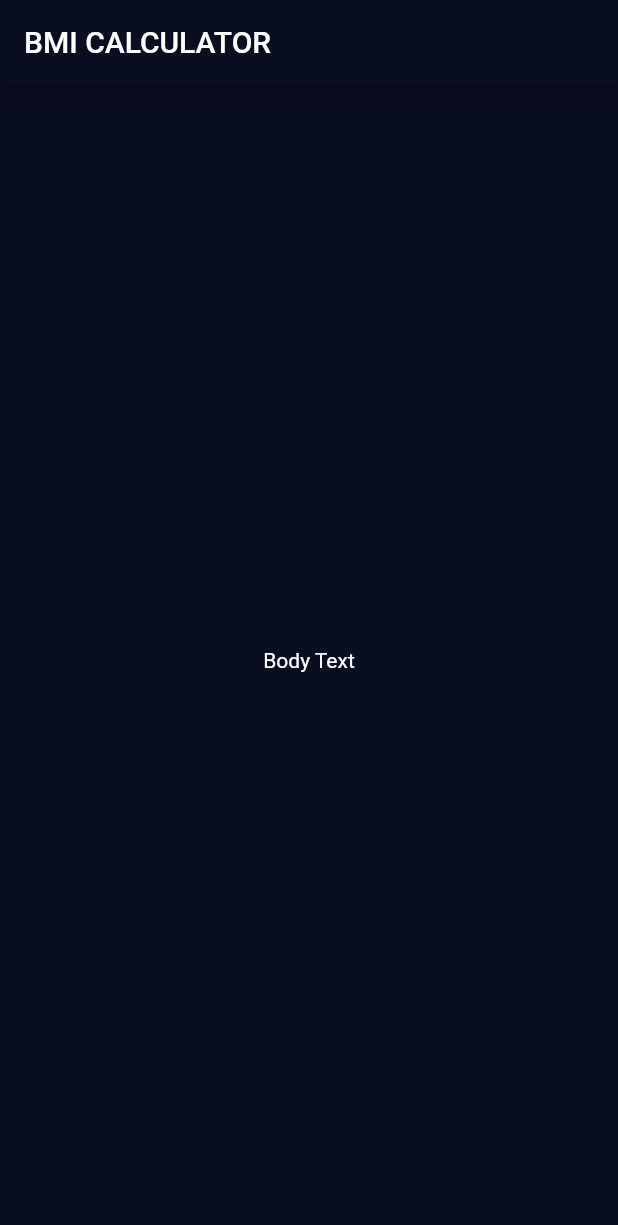
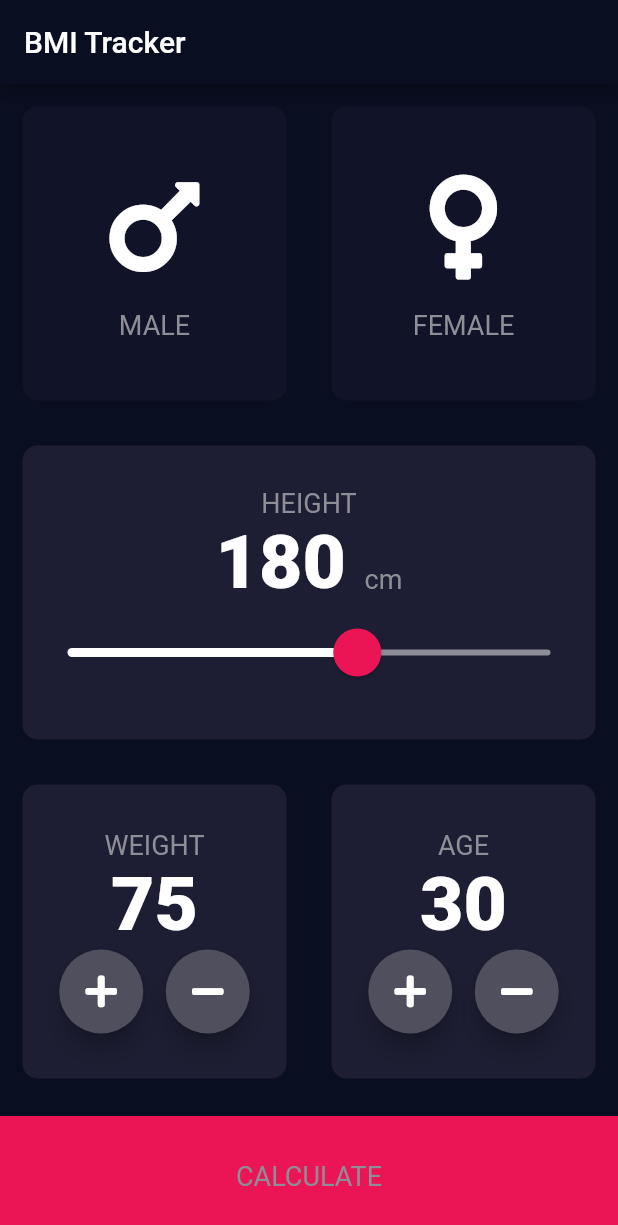
Before and after one commit to jvalentik/bmi-calculator-flutter, a Flutter app: the screen it shows after launch, on a phone screen of 412 x 824 dp. Shown: the top 1225 px of the screen. Run offline on Flutter 3.47's test engine with Material 2 defaults, Android fonts, the phone set to English and light mode, and no system bars; our stand-ins replace font_awesome_flutter.

Commit message:
feat(ui): add layout and ui

```diff
--- /dev/null
+++ b/lib/constants.dart
@@ -0,0 +1,36 @@
+import 'package:flutter/material.dart';
+
+const kActiveTileColor = Color(0xFF1D1E33);
+const kInactiveTileColor = Color(0xFF111328);
+const kBottomContainerColor = Color(0xFFEB1555);
+const kInactiveTrackColor = Color(0xFF8D8E98);
+const kThumbColor = Color(0xFFEB1555);
+const kOverlayColor = Color(0x29EB1555);
+const kPrimaryColor = Color(0xFF0A0E21);
+const kFabBackgroundColor = Color(0xFF4F4F5E);
+const kScaffoldBackgroundColor = Color(0xFF0A0E21);
+const kIconSize = 80.0;
+const kDividerHeight = 15.0;
+const kBottomContainerHeight = 80.0;
+const kTileBorderRadius = 10.0;
+const kTileMargin = 15.0;
+const kBottomContainerMargin = 10.0;
+const kEnabledThumbRadius = 16.0;
+const kOverlayRadius = 30.0;
+const kMinHeight = 120.0;
+const kMaxHeight = 220.0;
+const kInitialHeight = 180;
+const kInitialWeight = 75;
+const kInitialAge = 30;
+const kFabElevation = 6.0;
+const kFabSize = 56.0;
+
+const kLabelTextStyle = TextStyle(
+  fontSize: 18.0,
+  color: Color(0xFF8D8E98),
+);
+
+const kNumberTextStyle = TextStyle(
+  fontSize: 50.0,
+  fontWeight: FontWeight.w900,
+);
--- a/lib/input_page.dart
+++ /dev/null
@@ -1,20 +0,0 @@
-import 'package:flutter/material.dart';
-
-class InputPage extends StatefulWidget {
-  @override
-  _InputPageState createState() => _InputPageState();
-}
-
-class _InputPageState extends State<InputPage> {
-  @override
-  Widget build(BuildContext context) {
-    return Scaffold(
-      appBar: AppBar(
-        title: Text('BMI CALCULATOR'),
-      ),
-      body: Center(
-        child: Text('Body Text'),
-      ),
-    );
-  }
-}
--- a/lib/main.dart
+++ b/lib/main.dart
@@ -1,6 +1,7 @@
 import 'package:flutter/material.dart';
 
-import 'input_page.dart';
+import 'constants.dart';
+import 'routes/routes.dart';
 
 void main() => runApp(BMICalculator());
 
@@ -8,11 +9,25 @@ class BMICalculator extends StatelessWidget {
   @override
   Widget build(BuildContext context) {
     return MaterialApp(
+      title: 'BMI Calculator',
+      initialRoute: '/',
+      routes: appRoutes,
       theme: ThemeData.dark().copyWith(
-        primaryColor: Color(0xff0a0e21),
-        scaffoldBackgroundColor: Color(0xff0a0e21),
+        primaryColor: kPrimaryColor,
+        scaffoldBackgroundColor: kScaffoldBackgroundColor,
+        sliderTheme: SliderTheme.of(context).copyWith(
+          activeTrackColor: Colors.white,
+          inactiveTrackColor: kInactiveTrackColor,
+          thumbColor: kThumbColor,
+          overlayColor: kOverlayColor,
+          thumbShape: RoundSliderThumbShape(
+            enabledThumbRadius: kEnabledThumbRadius,
+          ),
+          overlayShape: RoundSliderOverlayShape(
+            overlayRadius: kOverlayRadius,
+          ),
+        ),
       ),
-      home: InputPage(),
     );
   }
 }
--- /dev/null
+++ b/lib/routes/input_route.dart
@@ -0,0 +1,224 @@
+import 'package:flutter/material.dart';
+import 'package:font_awesome_flutter/font_awesome_flutter.dart';
+
+import '../constants.dart';
+import '../widgets/widgets.dart';
+
+enum Gender {
+  MALE,
+  FEMALE,
+}
+
+class InputRoute extends StatefulWidget {
+  @override
+  _InputRouteState createState() => _InputRouteState();
+}
+
+class _InputRouteState extends State<InputRoute> {
+  Gender _selectedGender;
+  int _height = kInitialHeight;
+  int _weight = kInitialWeight;
+  int _age = kInitialAge;
+
+  @override
+  Widget build(BuildContext context) {
+    return Scaffold(
+      appBar: AppBar(
+        title: Text('BMI Tracker'),
+      ),
+      body: Column(
+        children: <Widget>[
+          Expanded(
+            child: Row(
+              children: <Widget>[
+                Expanded(
+                  child: BaseTile(
+                    onTap: () {
+                      setState(() {
+                        _selectedGender = Gender.MALE;
+                      });
+                    },
+                    color: _selectedGender == Gender.MALE
+                        ? kActiveTileColor
+                        : kInactiveTileColor,
+                    child: TileContent(
+                      data: FontAwesomeIcons.mars,
+                      label: 'MALE',
+                    ),
+                  ),
+                ),
+                Expanded(
+                  child: BaseTile(
+                      onTap: () {
+                        setState(() {
+                          _selectedGender = Gender.FEMALE;
+                        });
+                      },
+                      color: _selectedGender == Gender.FEMALE
+                          ? kActiveTileColor
+                          : kInactiveTileColor,
+                      child: TileContent(
+                        data: FontAwesomeIcons.venus,
+                        label: 'FEMALE',
+                      )),
+                ),
+              ],
+            ),
+          ),
+          Expanded(
+            child: BaseTile(
+              color: kActiveTileColor,
+              child: Column(
+                mainAxisAlignment: MainAxisAlignment.center,
+                children: <Widget>[
+                  Text(
+                    'HEIGHT',
+                    style: kLabelTextStyle,
+                  ),
+                  Row(
+                    mainAxisAlignment: MainAxisAlignment.center,
+                    crossAxisAlignment: CrossAxisAlignment.baseline,
+                    textBaseline: TextBaseline.alphabetic,
+                    children: <Widget>[
+                      Text(
+                        '${_height.toString()} ',
+                        style: kNumberTextStyle,
+                      ),
+                      Text(
+                        'cm',
+                        style: kLabelTextStyle,
+                      ),
+                    ],
+                  ),
+                  Slider(
+                    value: _height.toDouble(),
+                    min: kMinHeight,
+                    max: kMaxHeight,
+                    onChanged: (double newValue) {
+                      setState(() {
+                        _height = newValue.round();
+                      });
+                    },
+                  ),
+                ],
+              ),
+            ),
+          ),
+          Expanded(
+            child: Row(
+              children: <Widget>[
+                Expanded(
+                  child: BaseTile(
+                    color: kActiveTileColor,
+                    child: Column(
+                      mainAxisAlignment: MainAxisAlignment.center,
+                      children: <Widget>[
+                        Text(
+                          'WEIGHT',
+                          style: kLabelTextStyle,
+                        ),
+                        Text(
+                          _weight.toString(),
+                          style: kNumberTextStyle,
+                        ),
+                        Row(
+                          mainAxisAlignment: MainAxisAlignment.center,
+                          children: <Widget>[
+                            RoundIconButton(
+                              icon: FontAwesomeIcons.plus,
+                              onPressed: () {
+                                setState(() {
+                                  _weight++;
+                                });
+                              },
+                            ),
+                            SizedBox(
+                              width: kDividerHeight,
+                            ),
+                            RoundIconButton(
+                              icon: FontAwesomeIcons.minus,
+                              onPressed: () {
+                                setState(() {
+                                  if (_weight > 0) {
+                                    _weight--;
+                                  }
+                                });
+                              },
+                            ),
+                          ],
+                        )
+                      ],
+                    ),
+                  ),
+                ),
+                Expanded(
+                  child: BaseTile(
+                    color: kActiveTileColor,
+                    child: Column(
+                      mainAxisAlignment: MainAxisAlignment.center,
+                      children: <Widget>[
+                        Text(
+                          'AGE',
+                          style: kLabelTextStyle,
+                        ),
+                        Text(
+                          _age.toString(),
+                          style: kNumberTextStyle,
+                        ),
+                        Row(
+                          mainAxisAlignment: MainAxisAlignment.center,
+                          children: <Widget>[
+                            RoundIconButton(
+                              icon: FontAwesomeIcons.plus,
+                              onPressed: () {
+                                setState(() {
+                                  _age++;
+                                });
+                              },
+                            ),
+                            SizedBox(
+                              width: kDividerHeight,
+                            ),
+                            RoundIconButton(
+                              icon: FontAwesomeIcons.minus,
+                              onPressed: () {
+                                setState(() {
+                                  if (_age > 0) {
+                                    _age--;
+                                  }
+                                });
+                              },
+                            ),
+                          ],
+                        )
+                      ],
+                    ),
+                  ),
+                ),
+              ],
+            ),
+          ),
+          GestureDetector(
+            onTap: () {
+              Navigator.pushNamed(
+                context,
+                '/result',
+              );
+            },
+            child: Container(
+              alignment: Alignment.center,
+              child: Text(
+                'CALCULATE',
+                style: kLabelTextStyle,
+              ),
+              color: kBottomContainerColor,
+              margin: EdgeInsets.only(top: kBottomContainerMargin),
+              width: double.infinity,
+              height: kBottomContainerHeight,
+            ),
+          ),
+        ],
+      ),
+    );
+  }
+}
--- /dev/null
+++ b/lib/routes/result_route.dart
@@ -0,0 +1,18 @@
+import 'package:flutter/material.dart';
+
+class ResultRoute extends StatelessWidget {
+  @override
+  Widget build(BuildContext context) {
+    return Scaffold(
+      appBar: AppBar(
+        title: Text('BMI Tracker'),
+      ),
+      body: Center(
+        child: FlatButton(
+          child: Text('Go back'),
+          onPressed: () => Navigator.pop(context),
+        ),
+      ),
+    );
+  }
+}
--- /dev/null
+++ b/lib/routes/routes.dart
@@ -0,0 +1,9 @@
+import 'package:flutter/material.dart';
+
+import 'input_route.dart';
+import 'result_route.dart';
+
+final Map<String, Widget Function(BuildContext)> appRoutes = {
+  '/': (context) => InputRoute(),
+  '/result': (context) => ResultRoute(),
+};
--- /dev/null
+++ b/lib/widgets/base_tile.dart
@@ -0,0 +1,29 @@
+import 'package:flutter/material.dart';
+
+import '../constants.dart';
+
+class BaseTile extends StatelessWidget {
+  final Color color;
+  final Widget child;
+  final Function onTap;
+  const BaseTile({
+    @required this.color,
+    this.child,
+    this.onTap,
+  });
+
+  @override
+  Widget build(BuildContext context) {
+    return GestureDetector(
+      onTap: onTap,
+      child: Container(
+        child: child,
+        margin: EdgeInsets.all(kTileMargin),
+        decoration: BoxDecoration(
+          color: color,
+          borderRadius: BorderRadius.circular(kTileBorderRadius),
+        ),
+      ),
+    );
+  }
+}
--- /dev/null
+++ b/lib/widgets/round_icon_button.dart
@@ -0,0 +1,28 @@
+import 'package:flutter/material.dart';
+
+import '../constants.dart';
+
+class RoundIconButton extends StatelessWidget {
+  final IconData icon;
+  final Function onPressed;
+
+  const RoundIconButton({
+    @required this.icon,
+    @required this.onPressed,
+  });
+
+  @override
+  Widget build(BuildContext context) {
+    return RawMaterialButton(
+      child: Icon(icon),
+      onPressed: onPressed,
+      elevation: kFabElevation,
+      constraints: BoxConstraints.tightFor(
+        width: kFabSize,
+        height: kFabSize,
+      ),
+      shape: CircleBorder(),
+      fillColor: kFabBackgroundColor,
+    );
+  }
+}
--- /dev/null
+++ b/lib/widgets/tile_content.dart
@@ -0,0 +1,33 @@
+import 'package:flutter/material.dart';
+
+import '../constants.dart';
+
+class TileContent extends StatelessWidget {
+  final IconData data;
+  final String label;
+
+  const TileContent({
+    this.data,
+    this.label,
+  });
+
+  @override
+  Widget build(BuildContext context) {
+    return Column(
+      mainAxisAlignment: MainAxisAlignment.center,
+      children: <Widget>[
+        Icon(
+          data,
+          size: kIconSize,
+        ),
+        SizedBox(
+          height: kDividerHeight,
+        ),
+        Text(
+          label,
+          style: kLabelTextStyle,
+        )
+      ],
+    );
+  }
+}
--- /dev/null
+++ b/lib/widgets/widgets.dart
@@ -0,0 +1,3 @@
+export 'base_tile.dart';
+export 'round_icon_button.dart';
+export 'tile_content.dart';
--- a/pubspec.yaml
+++ b/pubspec.yaml
@@ -11,6 +11,7 @@ dependencies:
     sdk: flutter
 
   cupertino_icons: ^0.1.2
+  font_awesome_flutter: ^8.5.0
 
 dev_dependencies:
   flutter_test:
```
Also changed, not shown: 24 other files.
